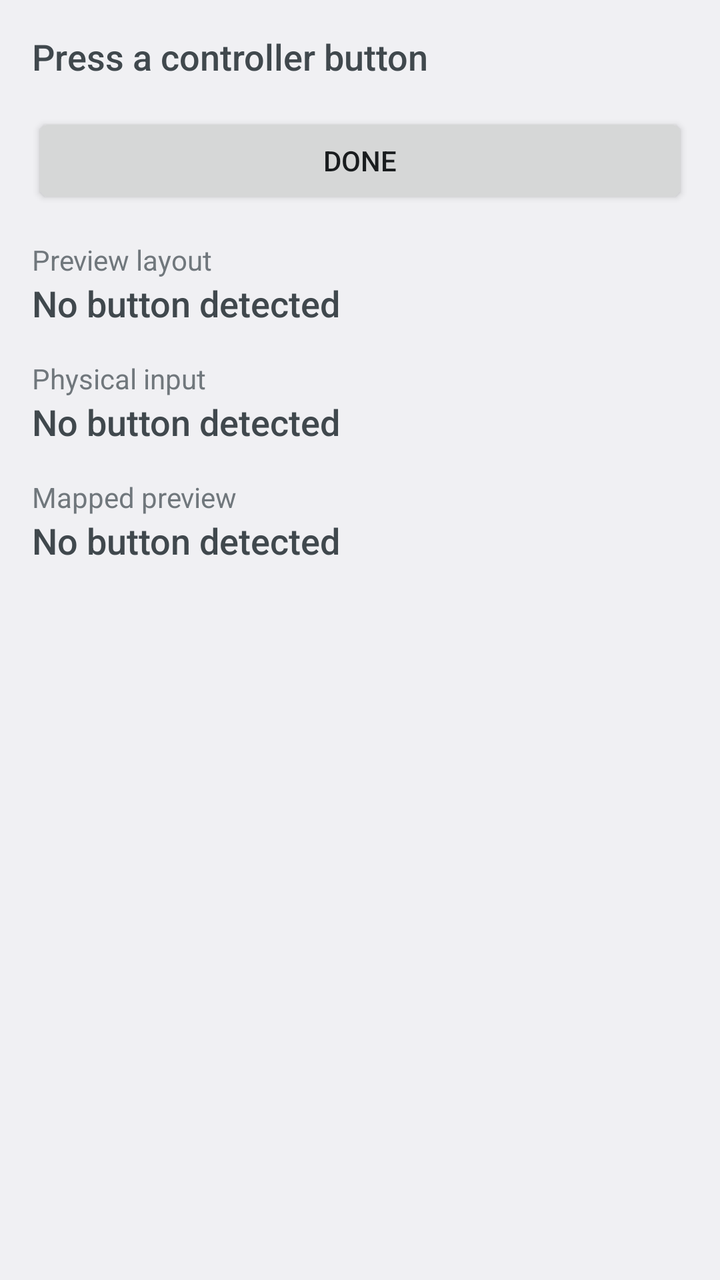
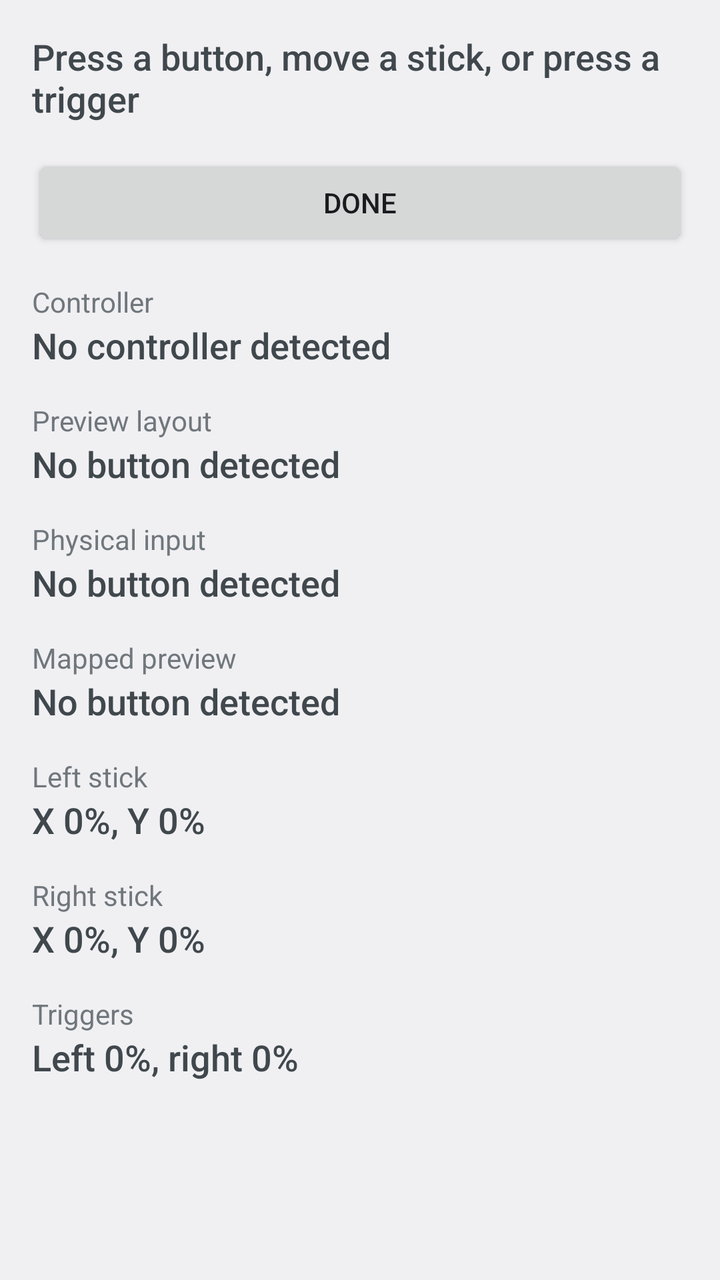

Compare the two renders of this Android layout. The source of the first and the diff that turns it into the second are given below.
<!-- AndroidManifest.xml: application theme OdinSettingsTheme -->
<!-- res/layout/controller_test_activity.xml -->
<ScrollView xmlns:android="http://schemas.android.com/apk/res/android"
    android:layout_width="match_parent"
    android:layout_height="match_parent"
    android:fillViewport="true"
    android:layoutDirection="locale">

    <LinearLayout
        android:id="@+id/controller_test_content"
        android:layout_width="match_parent"
        android:layout_height="wrap_content"
        android:orientation="vertical"
        android:paddingStart="?android:attr/listPreferredItemPaddingStart"
        android:paddingTop="?android:attr/listPreferredItemPaddingStart"
        android:paddingEnd="?android:attr/listPreferredItemPaddingStart"
        android:paddingBottom="?android:attr/listPreferredItemPaddingStart">

        <TextView
            android:layout_width="match_parent"
            android:layout_height="wrap_content"
            android:text="@string/controller_test_prompt"
            android:textAppearance="?android:attr/textAppearanceMedium" />

        <Button
            android:id="@+id/controller_test_done"
            android:layout_width="match_parent"
            android:layout_height="wrap_content"
            android:layout_marginTop="?android:attr/listPreferredItemPaddingStart"
            android:focusable="true"
            android:focusableInTouchMode="true"
            android:text="@string/done" />

        <LinearLayout
            android:id="@+id/controller_test_results"
            android:layout_width="match_parent"
            android:layout_height="wrap_content"
            android:accessibilityLiveRegion="polite"
            android:orientation="vertical">

            <TextView
                android:layout_width="match_parent"
                android:layout_height="wrap_content"
                android:layout_marginTop="?android:attr/listPreferredItemPaddingStart"
                android:labelFor="@id/controller_test_profile_value"
                android:text="@string/preview_profile_label"
                android:textAppearance="?android:attr/textAppearanceSmall" />

            <TextView
                android:id="@+id/controller_test_profile_value"
                android:layout_width="match_parent"
                android:layout_height="wrap_content"
                android:text="@string/no_button_detected"
                android:textAppearance="?android:attr/textAppearanceMedium" />

            <TextView
                android:layout_width="match_parent"
                android:layout_height="wrap_content"
                android:layout_marginTop="?android:attr/listPreferredItemPaddingStart"
                android:labelFor="@id/controller_test_physical_value"
                android:text="@string/physical_button_label"
                android:textAppearance="?android:attr/textAppearanceSmall" />

            <TextView
                android:id="@+id/controller_test_physical_value"
                android:layout_width="match_parent"
                android:layout_height="wrap_content"
                android:text="@string/no_button_detected"
                android:textAppearance="?android:attr/textAppearanceMedium" />

            <TextView
                android:layout_width="match_parent"
                android:layout_height="wrap_content"
                android:layout_marginTop="?android:attr/listPreferredItemPaddingStart"
                android:labelFor="@id/controller_test_mapped_value"
                android:text="@string/preview_output_label"
                android:textAppearance="?android:attr/textAppearanceSmall" />

            <TextView
                android:id="@+id/controller_test_mapped_value"
                android:layout_width="match_parent"
                android:layout_height="wrap_content"
                android:text="@string/no_button_detected"
                android:textAppearance="?android:attr/textAppearanceMedium" />
        </LinearLayout>
    </LinearLayout>
</ScrollView>
<!-- resources referenced by this layout -->
<resources>
  <string name="controller_test_prompt">Press a controller button</string>
  <string name="done">Done</string>
  <string name="no_button_detected">No button detected</string>
  <string name="physical_button_label">Physical input</string>
  <string name="preview_output_label">Mapped preview</string>
  <string name="preview_profile_label">Preview layout</string>
  <style name="OdinSettingsTheme" parent="@android:style/Theme.DeviceDefault.Settings" />
</resources>

<!-- the commit's change to res/layout/controller_test_activity.xml (unified diff, before → after) -->
@@ -35,6 +35,21 @@
             android:layout_height="wrap_content"
             android:accessibilityLiveRegion="polite"
             android:orientation="vertical">
+
+            <TextView
+                android:layout_width="match_parent"
+                android:layout_height="wrap_content"
+                android:layout_marginTop="?android:attr/listPreferredItemPaddingStart"
+                android:labelFor="@id/controller_test_device_value"
+                android:text="@string/controller_device_label"
+                android:textAppearance="?android:attr/textAppearanceSmall" />
+
+            <TextView
+                android:id="@+id/controller_test_device_value"
+                android:layout_width="match_parent"
+                android:layout_height="wrap_content"
+                android:text="@string/no_controller_detected"
+                android:textAppearance="?android:attr/textAppearanceMedium" />
 
             <TextView
                 android:layout_width="match_parent"
@@ -80,6 +95,51 @@
                 android:layout_height="wrap_content"
                 android:text="@string/no_button_detected"
                 android:textAppearance="?android:attr/textAppearanceMedium" />
+
+            <TextView
+                android:layout_width="match_parent"
+                android:layout_height="wrap_content"
+                android:layout_marginTop="?android:attr/listPreferredItemPaddingStart"
+                android:labelFor="@id/controller_test_left_stick_value"
+                android:text="@string/controller_left_stick_label"
+                android:textAppearance="?android:attr/textAppearanceSmall" />
+
+            <TextView
+                android:id="@+id/controller_test_left_stick_value"
+                android:layout_width="match_parent"
+                android:layout_height="wrap_content"
+                android:text="@string/controller_axis_neutral_value"
+                android:textAppearance="?android:attr/textAppearanceMedium" />
+
+            <TextView
+                android:layout_width="match_parent"
+                android:layout_height="wrap_content"
+                android:layout_marginTop="?android:attr/listPreferredItemPaddingStart"
+                android:labelFor="@id/controller_test_right_stick_value"
+                android:text="@string/controller_right_stick_label"
+                android:textAppearance="?android:attr/textAppearanceSmall" />
+
+            <TextView
+                android:id="@+id/controller_test_right_stick_value"
+                android:layout_width="match_parent"
+                android:layout_height="wrap_content"
+                android:text="@string/controller_axis_neutral_value"
+                android:textAppearance="?android:attr/textAppearanceMedium" />
+
+            <TextView
+                android:layout_width="match_parent"
+                android:layout_height="wrap_content"
+                android:layout_marginTop="?android:attr/listPreferredItemPaddingStart"
+                android:labelFor="@id/controller_test_trigger_value"
+                android:text="@string/controller_triggers_label"
+                android:textAppearance="?android:attr/textAppearanceSmall" />
+
+            <TextView
+                android:id="@+id/controller_test_trigger_value"
+                android:layout_width="match_parent"
+                android:layout_height="wrap_content"
+                android:text="@string/controller_trigger_neutral_value"
+                android:textAppearance="?android:attr/textAppearanceMedium" />
         </LinearLayout>
     </LinearLayout>
 </ScrollView>
<!-- resource entries referenced after the edit -->
@@ -1,8 +1,15 @@
 <!-- resources referenced by this layout -->
 <resources>
-  <string name="controller_test_prompt">Press a controller button</string>
+  <string name="controller_axis_neutral_value">X 0%, Y 0%</string>
+  <string name="controller_device_label">Controller</string>
+  <string name="controller_left_stick_label">Left stick</string>
+  <string name="controller_right_stick_label">Right stick</string>
+  <string name="controller_test_prompt">Press a button, move a stick, or press a trigger</string>
+  <string name="controller_trigger_neutral_value">Left 0%, right 0%</string>
+  <string name="controller_triggers_label">Triggers</string>
   <string name="done">Done</string>
   <string name="no_button_detected">No button detected</string>
+  <string name="no_controller_detected">No controller detected</string>
   <string name="physical_button_label">Physical input</string>
   <string name="preview_output_label">Mapped preview</string>
   <string name="preview_profile_label">Preview layout</string>
